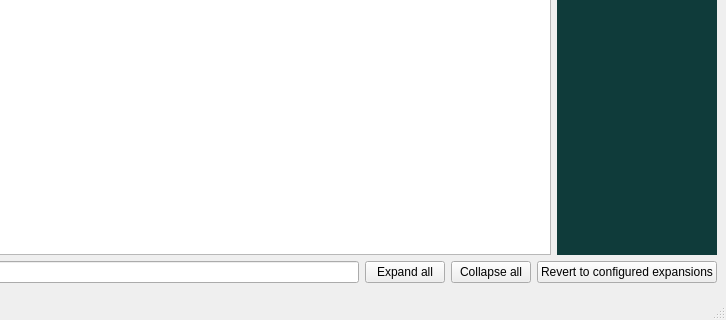
First picture: the form in qud_explorer_window.ui, repository TrashMonks/qud-wiki, before the edit; both pictures show x 298 to 1024 and y 448 to 768 of the 1024 by 768 pixel window.
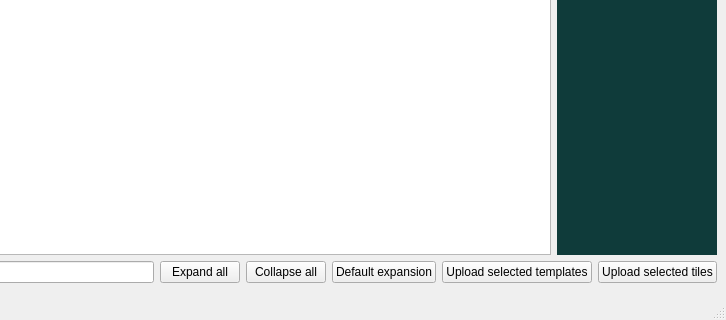
Second picture: the form after the edit.

Commit message: Add working article and tile upload (not suitable for general use yet)

```diff
--- a/qud_explorer_window.ui
+++ b/qud_explorer_window.ui
@@ -71,7 +71,21 @@
           <item>
            <widget class="QPushButton" name="restore_all_button">
             <property name="text">
-             <string>Revert to configured expansions</string>
+             <string>Default expansion</string>
+            </property>
+           </widget>
+          </item>
+          <item>
+           <widget class="QPushButton" name="upload_templates_button">
+            <property name="text">
+             <string>Upload selected templates</string>
+            </property>
+           </widget>
+          </item>
+          <item>
+           <widget class="QPushButton" name="upload_tiles_button">
+            <property name="text">
+             <string>Upload selected tiles</string>
             </property>
            </widget>
           </item>
```
The commit also changes 10 other files.
